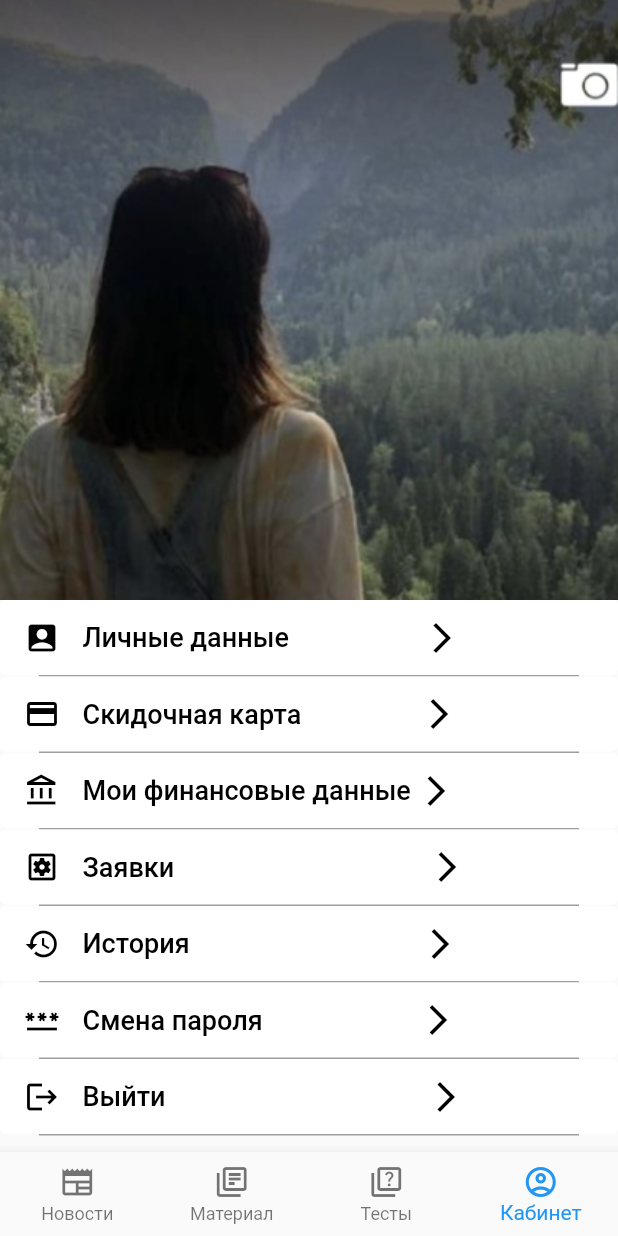
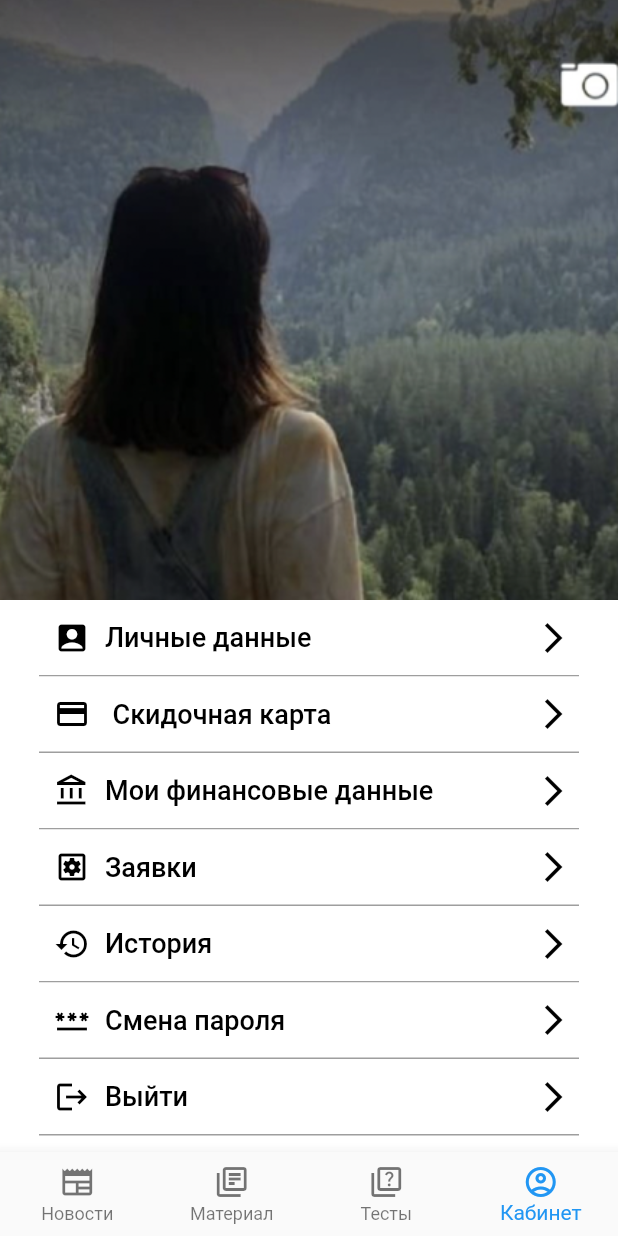
Before and after one commit to Nekori228/EmTest, a Flutter app: the screen it shows after launch, item 4 of the bottom bar chosen, on a phone screen of 412 x 824 dp. Run offline on Flutter 3.47's test engine with Material 2 defaults, Android fonts, the phone set to English and light mode, and no system bars.

Commit message:
Update color, fio

```diff
--- a/lib/pages/material.dart
+++ b/lib/pages/material.dart
@@ -12,6 +12,7 @@ class _materialState extends State<material> {
   @override
   Widget build(BuildContext context) {
     return Scaffold(
+      backgroundColor: Colors.white,
       appBar: AppBar(
         backgroundColor: Colors.white,
         title: Text(
--- a/lib/pages/office_page.dart
+++ b/lib/pages/office_page.dart
@@ -12,6 +12,7 @@ class office extends StatelessWidget {
   @override
   Widget build(BuildContext context) {
     return Scaffold(
+      backgroundColor: Colors.white,
       body: Column(
         children: [
           acc_photo(),
@@ -24,23 +25,67 @@ class office extends StatelessWidget {
               ),
               onPressed: () {
                 Navigator.push(
-                    context, MaterialPageRoute(builder: (context) => date()));
+                    context, MaterialPageRoute(builder: (context) => bio_info()));
               },
               child: SizedBox(
                 width: 400,
                 height: 50,
                 child: Row(
+                  mainAxisAlignment: MainAxisAlignment.spaceBetween,
+                  children: [
+                    Row(
                       children: [
                         Padding(
-                      padding: const EdgeInsets.fromLTRB(0, 0, 15, 0),
+                          padding: const EdgeInsets.fromLTRB(20, 0, 10, 0),
                           child: Icon(Icons.account_box),
                         ),
                         Text(
                           'Личные данные',
                           style: TextStyle(fontSize: 18),
                         ),
+                      ],
+                    ),
                     Padding(
-                      padding: const EdgeInsets.fromLTRB(90, 0, 0, 0),
+                      padding: const EdgeInsets.fromLTRB(0, 0, 15, 0),
+                      child: Icon(Icons.arrow_forward_ios),
+                    )
+                  ],
+                ),
+              ),
+            ),
+          ),
+          block_grey(),
+          Center(
+            child: ElevatedButton(
+              style: ButtonStyle(
+                backgroundColor: MaterialStateProperty.all(Colors.white),
+                foregroundColor: MaterialStateProperty.all(Colors.black),
+                elevation: MaterialStateProperty.all(0),
+              ),
+              onPressed: () {
+                Navigator.push(
+                    context, MaterialPageRoute(builder: (context) => sale_card()));
+              },
+              child: SizedBox(
+                width: 400,
+                height: 50,
+                child: Row(
+                  mainAxisAlignment: MainAxisAlignment.spaceBetween,
+                  children: [
+                    Row(
+                      children: [
+                        Padding(
+                          padding: const EdgeInsets.fromLTRB(20, 0, 15, 0),
+                          child: Icon(Icons.credit_card),
+                        ),
+                        Text(
+                          'Скидочная карта',
+                          style: TextStyle(fontSize: 18),
+                        ),
+                      ],
+                    ),
+                    Padding(
+                      padding: const EdgeInsets.fromLTRB(0, 0, 15, 0),
                       child: Icon(Icons.arrow_forward_ios),
                     )
                   ],
@@ -64,17 +109,22 @@ class office extends StatelessWidget {
                 width: 400,
                 height: 50,
                 child: Row(
+                  mainAxisAlignment: MainAxisAlignment.spaceBetween,
+                  children: [
+                    Row(
                       children: [
                         Padding(
-                      padding: const EdgeInsets.fromLTRB(0, 0, 15, 0),
-                      child: Icon(Icons.credit_card),
+                          padding: const EdgeInsets.fromLTRB(20, 0, 10, 0),
+                          child: Icon(Icons.account_balance_outlined),
                         ),
                         Text(
-                      'Скидочная карта',
+                          'Мои финансовые данные',
                           style: TextStyle(fontSize: 18),
                         ),
+                      ],
+                    ),
                     Padding(
-                      padding: const EdgeInsets.fromLTRB(80, 0, 0, 0),
+                      padding: const EdgeInsets.fromLTRB(0, 0, 15, 0),
                       child: Icon(Icons.arrow_forward_ios),
                     )
                   ],
@@ -98,17 +148,22 @@ class office extends StatelessWidget {
                 width: 400,
                 height: 50,
                 child: Row(
+                  mainAxisAlignment: MainAxisAlignment.spaceBetween,
+                  children: [
+                    Row(
                       children: [
                         Padding(
-                      padding: const EdgeInsets.fromLTRB(0, 0, 15, 0),
-                      child: Icon(Icons.account_balance_outlined),
+                          padding: const EdgeInsets.fromLTRB(20, 0, 10, 0),
+                          child: Icon(Icons.settings_applications_outlined),
                         ),
                         Text(
-                      'Мои финансовые данные',
+                          'Заявки',
                           style: TextStyle(fontSize: 18),
                         ),
+                      ],
+                    ),
                     Padding(
-                      padding: const EdgeInsets.fromLTRB(5, 0, 0, 0),
+                      padding: const EdgeInsets.fromLTRB(0, 0, 15, 0),
                       child: Icon(Icons.arrow_forward_ios),
                     )
                   ],
@@ -132,17 +187,22 @@ class office extends StatelessWidget {
                 width: 400,
                 height: 50,
                 child: Row(
+                  mainAxisAlignment: MainAxisAlignment.spaceBetween,
+                  children: [
+                    Row(
                       children: [
                         Padding(
-                      padding: const EdgeInsets.fromLTRB(0, 0, 15, 0),
-                      child: Icon(Icons.settings_applications_outlined),
+                          padding: const EdgeInsets.fromLTRB(20, 0, 10, 0),
+                          child: Icon(Icons.history),
                         ),
                         Text(
-                      'Заявки',
+                          'История',
                           style: TextStyle(fontSize: 18),
                         ),
+                      ],
+                    ),
                     Padding(
-                      padding: const EdgeInsets.fromLTRB(170, 0, 0, 0),
+                      padding: const EdgeInsets.fromLTRB(0, 0, 15, 0),
                       child: Icon(Icons.arrow_forward_ios),
                     )
                   ],
@@ -166,17 +226,22 @@ class office extends StatelessWidget {
                 width: 400,
                 height: 50,
                 child: Row(
+                  mainAxisAlignment: MainAxisAlignment.spaceBetween,
+                  children: [
+                    Row(
                       children: [
                         Padding(
-                      padding: const EdgeInsets.fromLTRB(0, 0, 15, 0),
-                      child: Icon(Icons.history),
+                          padding: const EdgeInsets.fromLTRB(20, 0, 10, 0),
+                          child: Icon(Icons.password),
                         ),
                         Text(
-                      'История',
+                          'Смена пароля',
                           style: TextStyle(fontSize: 18),
                         ),
+                      ],
+                    ),
                     Padding(
-                      padding: const EdgeInsets.fromLTRB(155, 0, 0, 0),
+                      padding: const EdgeInsets.fromLTRB(0, 0, 15, 0),
                       child: Icon(Icons.arrow_forward_ios),
                     )
                   ],
@@ -200,51 +265,22 @@ class office extends StatelessWidget {
                 width: 400,
                 height: 50,
                 child: Row(
+                  mainAxisAlignment: MainAxisAlignment.spaceBetween,
+                  children: [
+                    Row(
                       children: [
                         Padding(
-                      padding: const EdgeInsets.fromLTRB(0, 0, 15, 0),
-                      child: Icon(Icons.password),
-                    ),
-                    Text(
-                      'Смена пароля',
-                      style: TextStyle(fontSize: 18),
-                    ),
-                    Padding(
-                      padding: const EdgeInsets.fromLTRB(105, 0, 0, 0),
-                      child: Icon(Icons.arrow_forward_ios),
-                    )
-                  ],
-                ),
-              ),
-            ),
-          ),
-          block_grey(),
-          Center(
-            child: ElevatedButton(
-              style: ButtonStyle(
-                backgroundColor: MaterialStateProperty.all(Colors.white),
-                foregroundColor: MaterialStateProperty.all(Colors.black),
-                elevation: MaterialStateProperty.all(0),
-              ),
-              onPressed: () {
-                Navigator.push(
-                    context, MaterialPageRoute(builder: (context) => date()));
-              },
-              child: SizedBox(
-                width: 400,
-                height: 50,
-                child: Row(
-                  children: [
-                    Padding(
-                      padding: const EdgeInsets.fromLTRB(0, 0, 15, 0),
+                          padding: const EdgeInsets.fromLTRB(20, 0, 10, 0),
                           child: Icon(Icons.logout),
                         ),
                         Text(
                           'Выйти',
                           style: TextStyle(fontSize: 18),
                         ),
+                      ],
+                    ),
                     Padding(
-                      padding: const EdgeInsets.fromLTRB(175, 0, 0, 0),
+                      padding: const EdgeInsets.fromLTRB(0, 0, 15, 0),
                       child: Icon(Icons.arrow_forward_ios),
                     )
                   ],
--- a/lib/pages/sale_card.dart
+++ b/lib/pages/sale_card.dart
@@ -37,7 +37,7 @@ class sale_card extends StatelessWidget {
                 decoration: BoxDecoration(
                   color: Colors.white,
                   image: DecorationImage(
-                    image: AssetImage('assets/images/proffile_photo.png'),
+                    image: AssetImage('assets/images/discont.png'),
                     fit: BoxFit.cover,
                   ),
                 ),
```
Also changed, not shown: lib/pages/bio.dart (+22 -21 lines), assets/images/discont.png (added). Lines whose indentation alone changed are shown as unchanged.
